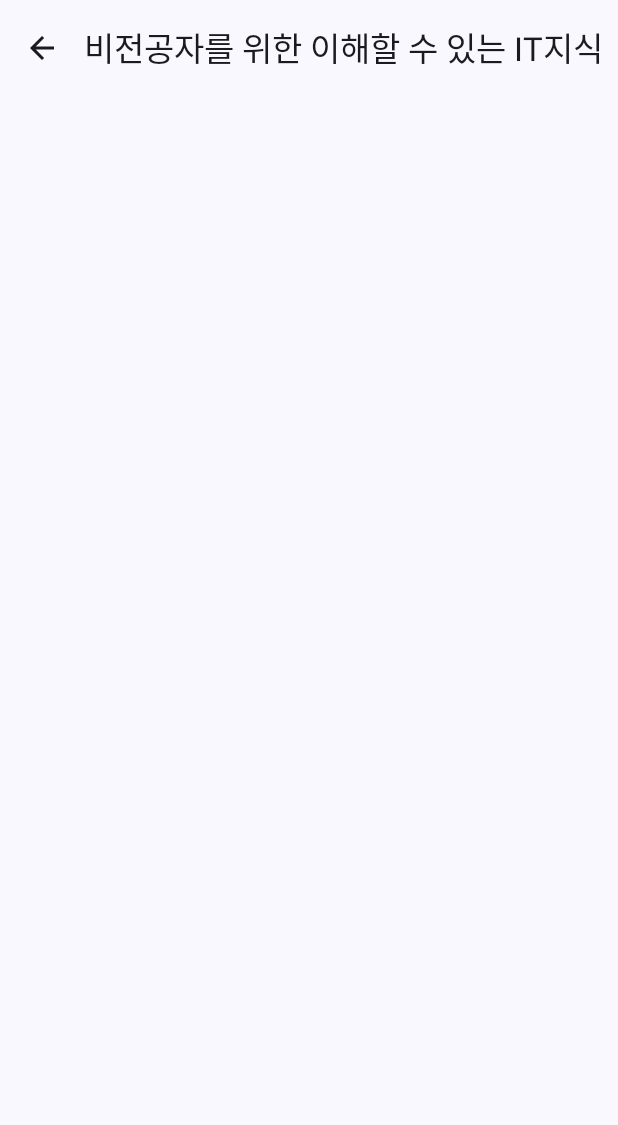
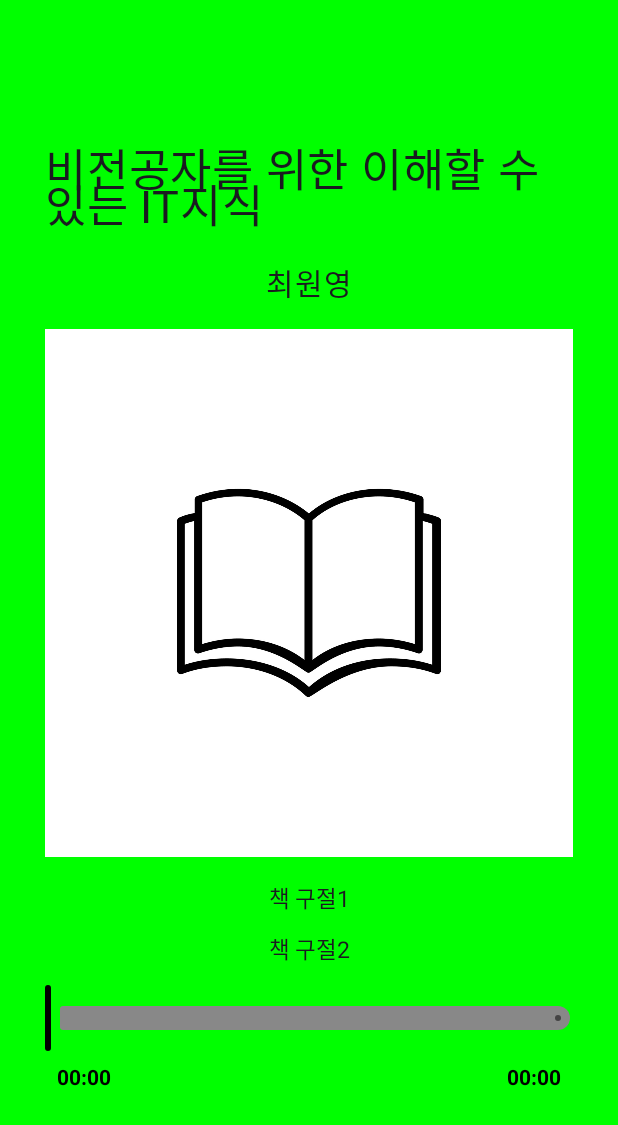
Before and after one commit to yonggun1996/AudioBookAos, an Android app built with Jetpack Compose: the screen it shows after launch (PlayActivity), after a tap on "비전공자를 위한 이해할 수 있는 IT지식", on a phone screen of 412 x 824 dp. Shown: the top 1125 px of the screen. Run offline under Robolectric (Android 15) with nearby library versions, the light colour scheme and no system bars.

Commit message:
음성파일 실행 화면 세팅(1)

```diff
--- a/app/build.gradle.kts
+++ b/app/build.gradle.kts
@@ -5,7 +5,7 @@
 
 android {
     namespace = "com.example.audiobook"
-    compileSdk = 33
+    compileSdk = 34
 
     defaultConfig {
         applicationId = "com.example.audiobook"
@@ -68,4 +68,10 @@
     androidTestImplementation("androidx.compose.ui:ui-test-junit4")
     debugImplementation("androidx.compose.ui:ui-tooling")
     debugImplementation("androidx.compose.ui:ui-test-manifest")
+
+    //Exo player library
+    implementation ("com.google.accompanist:accompanist-systemuicontroller:0.33.2-alpha")
+    implementation("androidx.media3:media3-exoplayer:1.3.0")
+    implementation("androidx.media3:media3-exoplayer-dash:1.3.0")
+    implementation("androidx.media3:media3-ui:1.3.0")
 }
--- a/app/src/main/java/com/example/audiobook/PlayActivity.kt
+++ b/app/src/main/java/com/example/audiobook/PlayActivity.kt
@@ -4,7 +4,16 @@
 import android.os.Bundle
 import androidx.activity.ComponentActivity
 import androidx.activity.compose.setContent
+import androidx.compose.foundation.Image
+import androidx.compose.foundation.background
+import androidx.compose.foundation.layout.Arrangement
+import androidx.compose.foundation.layout.Column
+import androidx.compose.foundation.layout.Row
+import androidx.compose.foundation.layout.Spacer
 import androidx.compose.foundation.layout.fillMaxSize
+import androidx.compose.foundation.layout.fillMaxWidth
+import androidx.compose.foundation.layout.padding
+import androidx.compose.foundation.layout.size
 import androidx.compose.material.icons.Icons
 import androidx.compose.material.icons.filled.ArrowBack
 import androidx.compose.material3.ExperimentalMaterial3Api
@@ -12,14 +21,33 @@
 import androidx.compose.material3.IconButton
 import androidx.compose.material3.MaterialTheme
 import androidx.compose.material3.Scaffold
+import androidx.compose.material3.Slider
+import androidx.compose.material3.SliderDefaults
 import androidx.compose.material3.Surface
 import androidx.compose.material3.Text
 import androidx.compose.material3.TopAppBar
 import androidx.compose.runtime.Composable
+import androidx.compose.runtime.LaunchedEffect
+import androidx.compose.runtime.getValue
+import androidx.compose.runtime.mutableFloatStateOf
+import androidx.compose.runtime.mutableLongStateOf
+import androidx.compose.runtime.mutableStateOf
+import androidx.compose.runtime.remember
+import androidx.compose.ui.Alignment
 import androidx.compose.ui.Modifier
+import androidx.compose.ui.graphics.Color
+import androidx.compose.ui.platform.LocalContext
+import androidx.compose.ui.res.painterResource
+import androidx.compose.ui.text.TextStyle
+import androidx.compose.ui.text.font.FontWeight
 import androidx.compose.ui.tooling.preview.Preview
+import androidx.compose.ui.unit.TextUnit
+import androidx.compose.ui.unit.dp
+import androidx.compose.ui.unit.sp
+import androidx.media3.exoplayer.ExoPlayer
 import com.example.audiobook.model.MySubscribeModel
 import com.example.audiobook.ui.theme.AudioBookTheme
+import kotlinx.coroutines.delay
 
 class PlayActivity : ComponentActivity() {
 
@@ -27,12 +55,10 @@
     override fun onCreate(savedInstanceState: Bundle?) {
         super.onCreate(savedInstanceState)
         bookInfo = intent.getSerializableExtra("bookInfo") as MySubscribeModel
+//        exoPlayer = ExoPlayer.Builder(this).build()
         setContent {
             AudioBookTheme {
-                Surface(
-                    modifier = Modifier.fillMaxSize(),
-                    color = MaterialTheme.colorScheme.background
-                ) {
+                Surface {
                     SetActivity()
                 }
             }
@@ -43,26 +69,139 @@
     @SuppressLint("UnusedMaterial3ScaffoldPaddingParameter")
     @Composable
     fun SetActivity() {
-        Scaffold (
-            topBar = {
-                TopAppBar(
-                    title = {
-                        Text(text = bookInfo.bookTitle)
-                    },
-                    navigationIcon = {
-                        IconButton(
-                            onClick = {
-                                finish()
-                            }
-                        ) {
-                            Icon(Icons.Filled.ArrowBack, contentDescription = "메인 페이지 이동")
-                        }
-                    }
-                )
+        Column (
+            modifier = Modifier
+                .fillMaxSize()
+                .background(Color.Green)
+                .padding(30.dp),
+            horizontalAlignment = Alignment.CenterHorizontally,
+            verticalArrangement = Arrangement.Center
+        ){
+            Text(
+                text = bookInfo.bookTitle,
+                Modifier.padding(bottom = 15.dp),
+                fontSize = 30.sp
+            )
+            Text(
+                text = bookInfo.writerName,
+                Modifier.padding(bottom = 15.dp),
+                fontSize = 20.sp
+            )
+            Image(
+                painter = painterResource(id = R.drawable.book_icon),
+                contentDescription = "콘텐츠 대표 이미지",
+                Modifier.padding(bottom = 15.dp)
+            )
+            Text(
+                text = "책 구절1",
+                Modifier.padding(bottom = 10.dp),
+                fontSize = 15.sp
+            )
+            Text(
+                text = "책 구절2",
+                Modifier.padding(bottom = 10.dp),
+                fontSize = 15.sp
+            )
+            MusicPlayerSlide()
+        }
+    }
+
+    @Composable
+    fun MusicPlayerSlide() {
+        val exoPlayer = ExoPlayer.Builder(LocalContext.current).build()
+
+        // 현재 음성파일이 실행중인지 저장하는 변수
+        val isPlaying = remember {
+            mutableStateOf(false)
+        }
+
+        // 현재 재생되는 시간
+        val currentPosition = remember {
+            mutableLongStateOf(0)
+        }
+
+        // 슬라이더를 끌어당기는 시간
+        val sliderPosition = remember {
+            mutableLongStateOf(0)
+        }
+
+        // 총 시간
+        val totalDuration = remember {
+            mutableLongStateOf(0)
+        }
+
+        LaunchedEffect(key1 = exoPlayer.currentPosition, key2 = exoPlayer.isPlaying) {
+            delay(1000)
+            currentPosition.longValue = exoPlayer.currentPosition
+        }
+
+        LaunchedEffect(currentPosition.longValue) {
+            sliderPosition.longValue = currentPosition.longValue
+        }
+
+        LaunchedEffect(exoPlayer.duration) {
+            if (exoPlayer.duration > 0) {
+                totalDuration.longValue = exoPlayer.duration
             }
+        }
+
+        // 음성파일 슬라이더
+        Slider(
+            value = sliderPosition.longValue.toFloat(),
+            onValueChange = {
+                sliderPosition.longValue = it.toLong()
+            },
+            onValueChangeFinished = {
+                currentPosition.longValue = sliderPosition.longValue
+                exoPlayer.seekTo(sliderPosition.longValue)
+            },
+            valueRange = 0f .. totalDuration.longValue.toFloat(),
+            colors = SliderDefaults.colors(
+                thumbColor = Color.Black,
+                activeTrackColor = Color.DarkGray,
+                inactiveTrackColor = Color.Gray,
+            )
+        )
+        Row(
+            modifier = Modifier.fillMaxWidth(),
         ) {
 
+            Text(
+                text = (currentPosition.longValue).convertToText(),
+                modifier = Modifier
+                    .weight(1f)
+                    .padding(8.dp),
+                color = Color.Black,
+                style = TextStyle(fontWeight = FontWeight.Bold)
+            )
+
+            val remainTime = totalDuration.longValue - currentPosition.longValue
+            Text(
+                text = if (remainTime >= 0) remainTime.convertToText() else "",
+                modifier = Modifier
+                    .padding(8.dp),
+                color = Color.Black,
+                style = TextStyle(fontWeight = FontWeight.Bold)
+            )
         }
+    }
+
+    private fun Long.convertToText(): String {
+        val sec = this / 1000
+        val minutes = sec / 60
+        val seconds = sec % 60
+
+        val minutesString = if (minutes < 10) {
+            "0$minutes"
+        } else {
+            minutes.toString()
+        }
+        val secondsString = if (seconds < 10) {
+            "0$seconds"
+        } else {
+            seconds.toString()
+        }
+        return "$minutesString:$secondsString"
     }
 
     @Preview
```
Also changed, not shown: app/src/main/java/com/example/audiobook/lazycolumn/MyContent.kt (line endings or trailing spaces), 1 other file.
